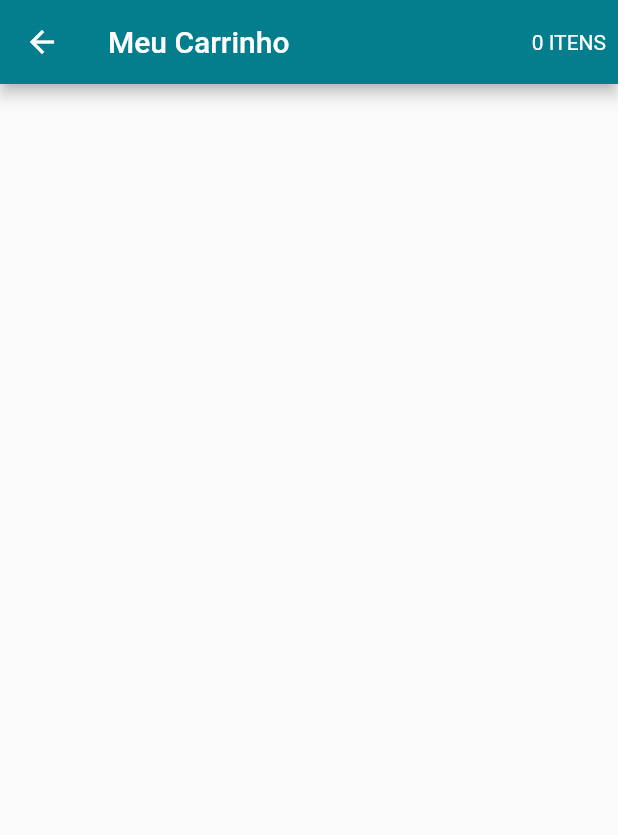
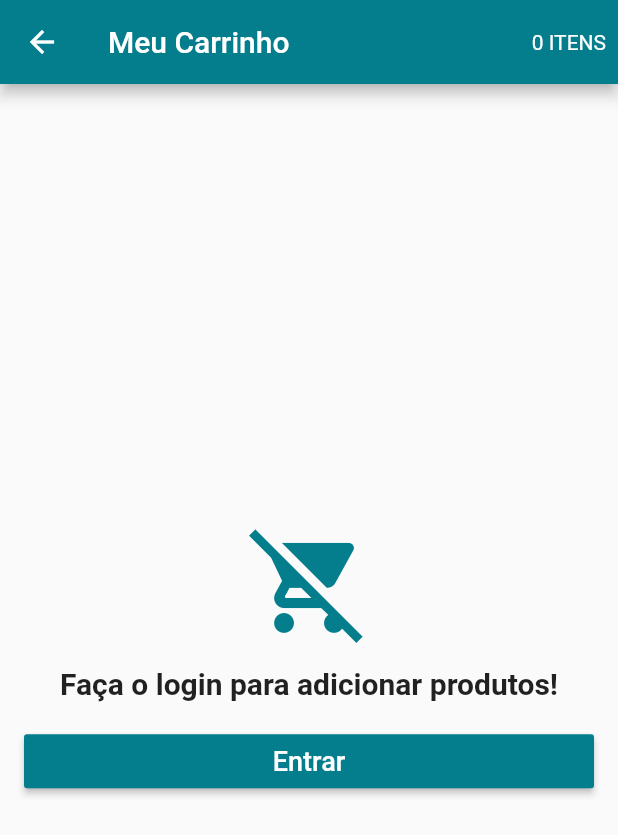
Before and after one commit to criscoelhor/loja_virtual_app, a Flutter app: the CartScreen screen opened directly, on a phone screen of 412 x 824 dp. Shown: the top 835 px of the screen. Run offline on Flutter 3.47's test engine with Material 2 defaults, Android fonts, the phone set to English and light mode, and no system bars; our stand-ins replace carousel_pro, cloud_firestore, firebase_auth, transparent_image; accounts and stored records are empty.

```diff
--- a/lib/models/cart_model.dart
+++ b/lib/models/cart_model.dart
@@ -7,6 +7,8 @@ import 'package:scoped_model/scoped_model.dart';
 class CartModel extends Model {
 
   UserModel user;
+
+  bool isLoading = false;
 
   List<CartProduct> products = [];
 
--- a/lib/screens/cart_screen.dart
+++ b/lib/screens/cart_screen.dart
@@ -1,5 +1,8 @@
 import 'package:flutter/material.dart';
 import 'package:loja_virtual_app/models/cart_model.dart';
+import 'package:loja_virtual_app/models/user_model.dart';
+import 'package:loja_virtual_app/screens/login_screen.dart';
+import 'package:loja_virtual_app/tiles/cart_tile.dart';
 import 'package:scoped_model/scoped_model.dart';
 
 class CartScreen extends StatelessWidget {
@@ -13,16 +16,67 @@ class CartScreen extends StatelessWidget {
             padding: EdgeInsets.only(right: 8.0),
             alignment: Alignment.center,
             child: ScopedModelDescendant<CartModel>(
-              builder: (context, child, model){
+              builder: (context, child, model) {
                 int p = model.products.length;
-                return Text(
-                  "${p ?? 0} ${p == 1 ? "ITEM" : "ITENS"}"
-                );
+                return Text("${p ?? 0} ${p == 1 ? "ITEM" : "ITENS"}");
               },
             ),
           )
         ],
       ),
+      body: ScopedModelDescendant<CartModel>(builder: (context, child, model) {
+        if (model.isLoading && UserModel.of(context).isLoggedIn()) {
+          return Center(
+            child: CircularProgressIndicator(),
+          );
+        } else if (!UserModel.of(context).isLoggedIn()) {
+          return Container(
+            padding: EdgeInsets.all(16.0),
+            child: Column(
+              crossAxisAlignment: CrossAxisAlignment.stretch,
+              mainAxisAlignment: MainAxisAlignment.center,
+              children: <Widget>[
+                Icon(Icons.remove_shopping_cart, size: 80.0, color: Theme.of(context).primaryColor),
+                SizedBox(height: 16.0,),
+                Text("Faça o login para adicionar produtos!",
+                  style: TextStyle(fontSize: 20.0, fontWeight: FontWeight.bold),
+                  textAlign: TextAlign.center,
+                ),
+                SizedBox(height: 16.0,),
+                RaisedButton(
+                  child: Text("Entrar", style: TextStyle(fontSize: 18.0)),
+                  textColor: Colors.white,
+                  color: Theme.of(context).primaryColor,
+                  onPressed: (){
+                    Navigator.of(context).push(
+                      MaterialPageRoute(builder: (context)=> LoginScreen())
+                    );
+                  },
+                )
+              ],
+            ),
+          );
+        } else if (model.products == null || model.products.length == 0){
+          return Center(
+            child: Text("Nenhum produto no carrinho!",
+              style: TextStyle(fontSize: 20.0, fontWeight: FontWeight.bold),
+              textAlign: TextAlign.center,
+            )
+          );
+        } else {
+          return ListView(
+            children: <Widget>[
+              Column(
+                children: model.products.map(
+                    (product){
+                      return CartTile(product);
+                    }
+                ).toList(),
+              )
+            ],
+          );
+        }
+      }),
     );
   }
 }
```
Also changed, not shown: lib/tiles/cart_tile.dart (added, +46 -0 lines).
